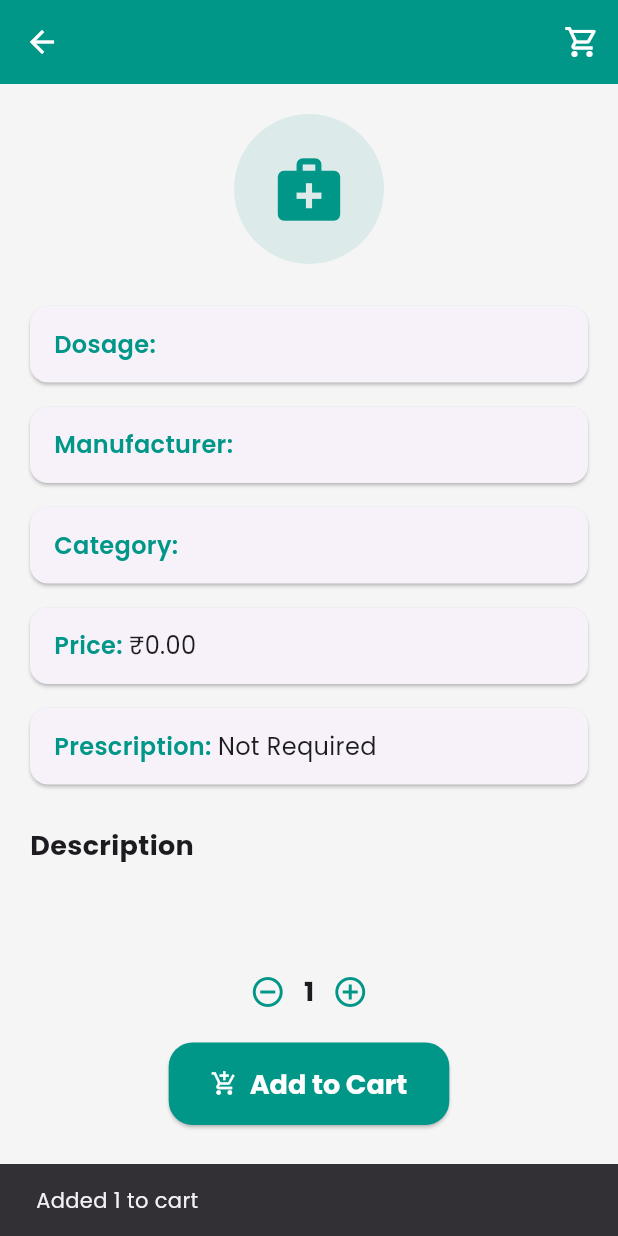
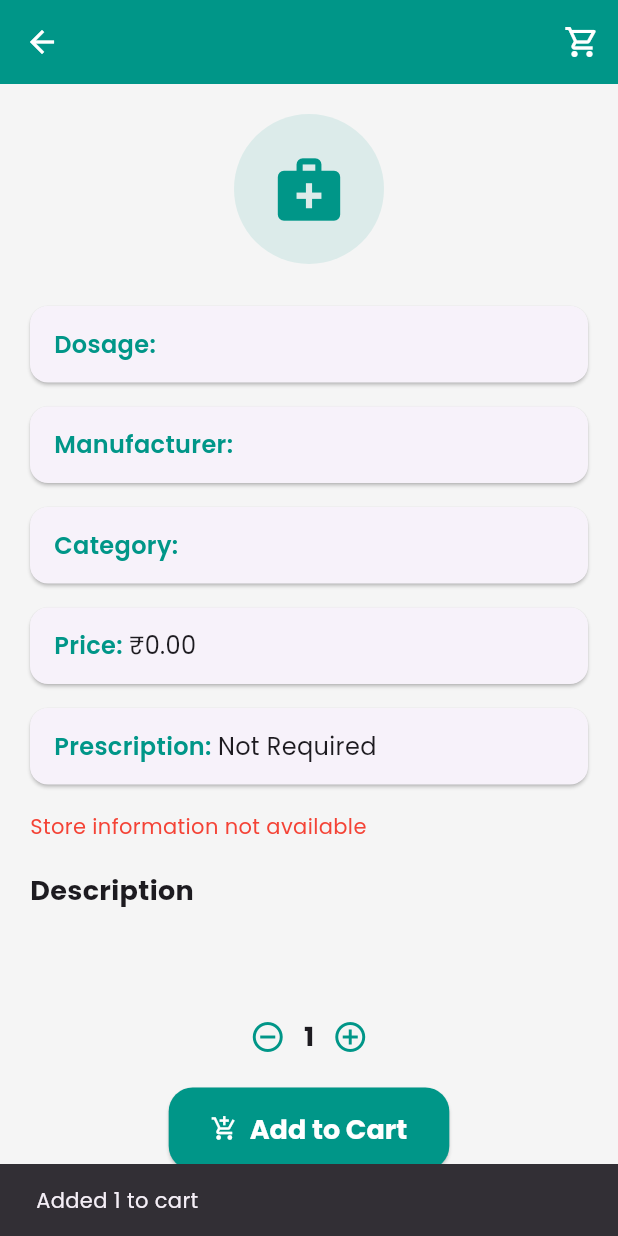
Before and after one commit to Dhairya-Dudakiya/PharmaFinder, a Flutter app: the MedicineDetailScreen screen opened directly with empty values, after a tap on "Add to Cart", on a phone screen of 412 x 824 dp. Run offline on Flutter 3.47's test engine with Material 3 defaults, Android fonts, the phone set to English and light mode, and no system bars; our stand-ins replace cloud_firestore, firebase_auth, firebase_core, firebase_database; accounts and stored records are empty.

Commit message:
Enhance Medicine model and services with store information and improve fetching logic

```diff
--- a/lib/screens/main_screens/medicine_detail_screen.dart
+++ b/lib/screens/main_screens/medicine_detail_screen.dart
@@ -16,6 +16,62 @@ class MedicineDetailScreen extends StatefulWidget {
 
 class _MedicineDetailScreenState extends State<MedicineDetailScreen> {
   int _quantity = 1;
+  Map<String, dynamic>? _storeData;
+  bool _loadingStore = true;
+
+  @override
+  void initState() {
+    super.initState();
+    _fetchStoreDetails();
+  }
+
+  Future<void> _fetchStoreDetails() async {
+    try {
+      // If your Medicine model has storeId, use it directly
+      if (widget.medicine.storeId != null &&
+          widget.medicine.storeId!.isNotEmpty) {
+        final storeDoc = await FirebaseFirestore.instance
+            .collection('pharmacies')
+            .doc(widget.medicine.storeId)
+            .get();
+
+        if (storeDoc.exists) {
+          setState(() {
+            _storeData = storeDoc.data();
+            _loadingStore = false;
+          });
+          return;
+        }
+      }
+
+      // If no storeId, try storeName
+      if (widget.medicine.storeName != null &&
+          widget.medicine.storeName!.isNotEmpty) {
+        final querySnapshot = await FirebaseFirestore.instance
+            .collection('pharmacies')
+            .where('storeName', isEqualTo: widget.medicine.storeName)
+            .limit(1)
+            .get();
+
+        if (querySnapshot.docs.isNotEmpty) {
+          setState(() {
+            _storeData = querySnapshot.docs.first.data();
+            _loadingStore = false;
+          });
+          return;
+        }
+      }
+
+      // If store not found
+      setState(() {
+        _storeData = null;
+        _loadingStore = false;
+      });
+    } catch (e) {
+      print("Error fetching store details: $e");
+      setState(() => _loadingStore = false);
+    }
+  }
 
   @override
   Widget build(BuildContext context) {
@@ -63,6 +119,7 @@ class _MedicineDetailScreenState extends State<MedicineDetailScreen> {
               ),
             ),
             const SizedBox(height: 20),
+
             _buildInfoCard("Dosage", medicine.dosage),
             _buildInfoCard("Manufacturer", medicine.manufacturer),
             _buildInfoCard("Category", medicine.category),
@@ -71,6 +128,31 @@ class _MedicineDetailScreenState extends State<MedicineDetailScreen> {
               "Prescription",
               medicine.requiresPrescription ? 'Required' : 'Not Required',
             ),
+
+            // Store Info
+            const SizedBox(height: 10),
+            _loadingStore
+                ? const Center(child: CircularProgressIndicator())
+                : _storeData != null
+                ? Column(
+                    crossAxisAlignment: CrossAxisAlignment.start,
+                    children: [
+                      _buildInfoCard(
+                        "Store Name",
+                        _storeData!['storeName'] ?? "Unknown",
+                      ),
+                      _buildInfoCard(
+                        "Address",
+                        _storeData!['address'] ?? "N/A",
+                      ),
+                      _buildInfoCard("Contact", _storeData!['phone'] ?? "N/A"),
+                    ],
+                  )
+                : const Text(
+                    "Store information not available",
+                    style: TextStyle(color: Colors.red, fontFamily: 'Poppins'),
+                  ),
+
             const SizedBox(height: 20),
             const Text(
               "Description",
@@ -91,7 +173,7 @@ class _MedicineDetailScreenState extends State<MedicineDetailScreen> {
             ),
             const SizedBox(height: 30),
 
-            // Quantity selector
+            // Quantity Selector
             Row(
               mainAxisAlignment: MainAxisAlignment.center,
               children: [
@@ -155,6 +237,8 @@ class _MedicineDetailScreenState extends State<MedicineDetailScreen> {
                       'description': medicine.description,
                       'icon': medicine.icon,
                       'requiresPrescription': medicine.requiresPrescription,
+                      'storeId': medicine.storeId,
+                      'storeName': medicine.storeName,
                       'addedAt': FieldValue.serverTimestamp(),
                     });
 
```
Also changed, not shown: lib/models/medicine_Model.dart (+42 -17 lines), lib/screens/main_screens/home_screen.dart (+9 -17 lines), lib/services/auth_service.dart (+80 -13 lines), lib/services/medicine_service.dart (+19 -14 lines).
